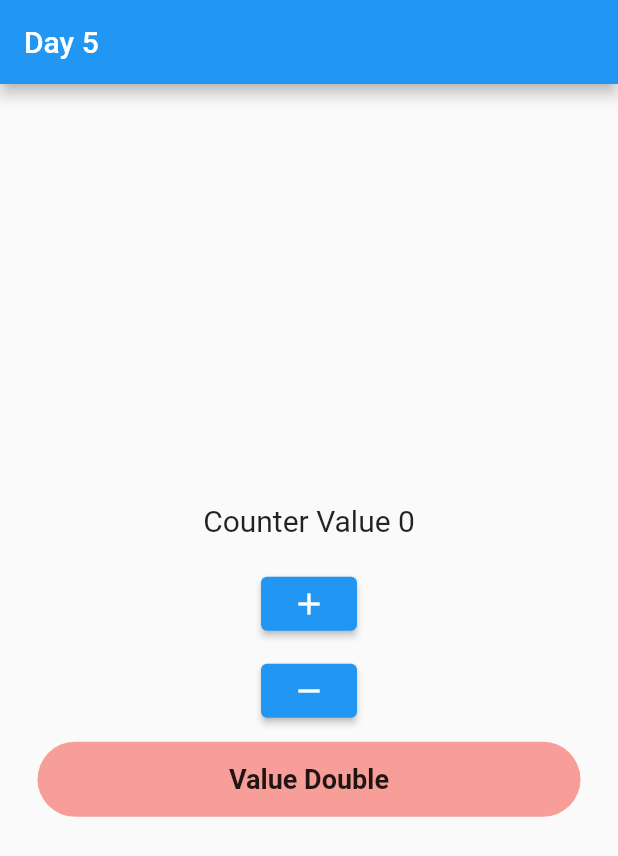
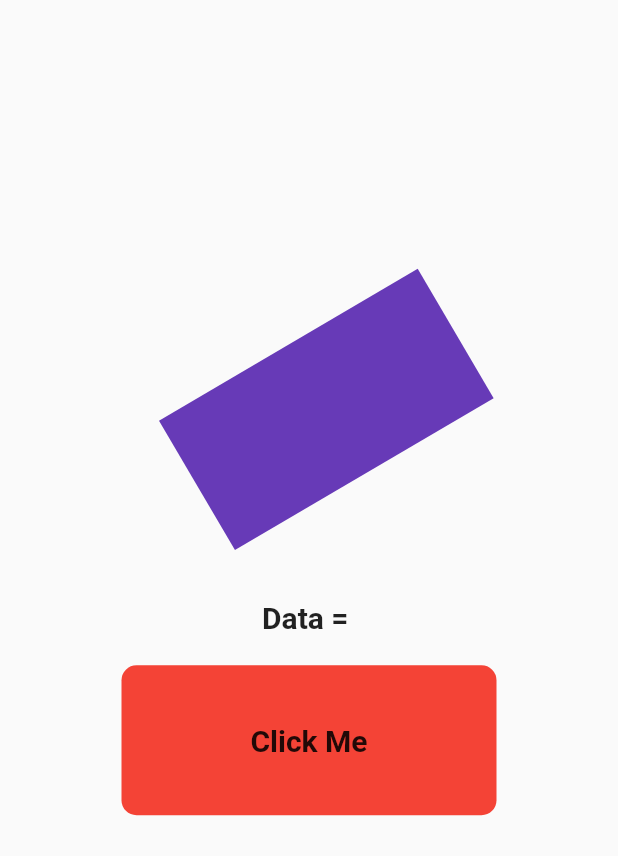
Before and after one commit to TheUltimate-Maurya/FlutterDays, a Flutter app: the screen it shows after launch, on a phone screen of 412 x 824 dp. Shown: the top 856 px of the screen. Run offline on Flutter 3.47's test engine with Material 2 defaults, Android fonts, the light colour scheme and no system bars; our stand-ins replace font_awesome_flutter.

Commit message:
day6 State

```diff
--- a/lib/main.dart
+++ b/lib/main.dart
@@ -1,6 +1,7 @@
 import 'package:flutter/material.dart';
 import 'package:flutter_application_1/pages/basicstateful.dart';
 import 'package:flutter_application_1/pages/day3.dart';
+import 'package:flutter_application_1/pages/day6state.dart';
 import 'package:flutter_application_1/pages/home_page.dart';
 import 'package:flutter_application_1/pages/loginpagesample.dart';
 import 'package:flutter_application_1/pages/signup_page.dart';
@@ -17,9 +18,19 @@ class MyApp extends StatelessWidget {
   @override
   Widget build(BuildContext context) {
     return MaterialApp(
+      theme: ThemeData(primarySwatch: Colors.purple),
+      themeMode: ThemeMode.light,
+      darkTheme: ThemeData(primarySwatch: Colors.green),
+      initialRoute: "/day6",
+      routes: {
+        "/": (context) => HomePage(),
+        "/login": (context) => LoginPageSample(),
+        "/signUpPage": (context) => SignUpPage(),
+        "/day6": (context) => Day6State(),
+      },
       debugShowCheckedModeBanner: false,
       title: "Flutter Days",
-      home: MyStatefulWidget(),
+      // home: MyStatefulWidget(),
     );
   }
 }
--- /dev/null
+++ b/lib/pages/day6state.dart
@@ -0,0 +1,72 @@
+import 'package:flutter/material.dart';
+
+class Day6State extends StatefulWidget {
+  const Day6State({super.key});
+
+  @override
+  State<Day6State> createState() => _Day6StateState();
+}
+
+class _Day6StateState extends State<Day6State> {
+  String data = "";
+  double h = 100;
+  double w = 200;
+  @override
+  Widget build(BuildContext context) {
+    return Scaffold(
+      body: Center(
+        child: Column(
+          mainAxisAlignment: MainAxisAlignment.center,
+          children: [
+            AnimatedContainer(
+              height: h,
+              width: w,
+              transform: Matrix4.rotationZ(h),
+              color: Colors.deepPurple,
+              duration: Duration(milliseconds: 300),
+              curve: Curves.bounceOut,
+            ),
+            SizedBox(
+              height: 20,
+            ),
+            Text(
+              "Data = $data",
+              style: TextStyle(fontSize: 20, fontWeight: FontWeight.w700),
+            ),
+            SizedBox(
+              height: 20,
+            ),
+            InkWell(
+              onTap: call,
+              child: Container(
+                child: Text(
+                  "Click Me",
+                  style: TextStyle(fontSize: 20, fontWeight: FontWeight.w700),
+                ),
+                alignment: Alignment.center,
+                height: 100,
+                width: 250,
+                decoration: BoxDecoration(
+                  color: Colors.red,
+                  borderRadius: BorderRadius.circular(10),
+                ),
+              ),
+            ),
+          ],
+        ),
+      ),
+    );
+  }
+
+  void call() {
+    setState(() {
+      h += 50;
+      w += 50;
+      data = "call method executed, \n 2nd calculate ${calculate(10, 20)} ";
+    });
+  }
+
+  int calculate(int num1, int num2) {
+    return num1 + num2;
+  }
+}
```
